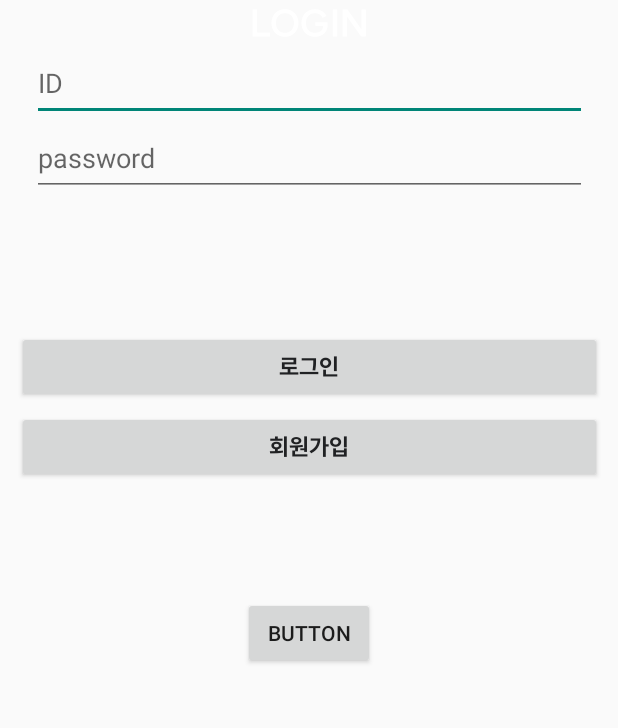
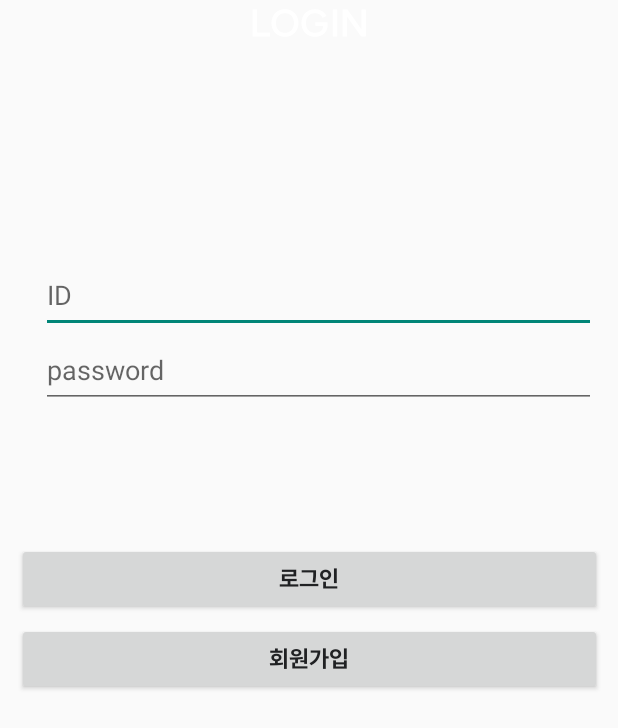
Before and after one commit to HUFS-ICE-22/DevOppa_CLUBBER, an Android app: the screen it shows after launch (Log_in), on a phone screen of 412 x 824 dp. Shown: the top 728 px of the screen. Run offline under Robolectric (Android 15) with nearby library versions, the phone set to English and light mode, and no system bars; our stand-ins replace Firebase (no records; nobody signed in at launch, a user with empty details on screens opened directly); 2 statements that could not run were skipped.

```diff
--- a/app/src/main/res/layout/activity_log_in.xml
+++ b/app/src/main/res/layout/activity_log_in.xml
@@ -42,31 +42,37 @@
 
 
     <!--로그인 화면의 아이디 입력칸-->
+
+
+    <!--로그인 화면의 비밀번호 입력칸-->
     <EditText
         android:id="@+id/editText_email"
         android:layout_width="370dp"
         android:layout_height="50dp"
+        android:layout_marginStart="8dp"
+        android:layout_marginTop="172dp"
+        android:layout_marginEnd="8dp"
         android:hint="ID"
         app:layout_constraintEnd_toEndOf="parent"
+        app:layout_constraintHorizontal_bias="0.756"
         app:layout_constraintStart_toStartOf="parent"
-        app:layout_constraintTop_toBottomOf="@+id/textView" />
+        app:layout_constraintTop_toTopOf="parent" />
 
+    <!--로그인 버튼
+        android:background를 이용하여 모양과 색깔을 버튼에 적용-->
 
-    <!--로그인 화면의 비밀번호 입력칸-->
+    <!--회원가입 버튼-->
     <EditText
         android:id="@+id/editText_Password"
         android:layout_width="370dp"
         android:layout_height="50dp"
         android:hint="password"
         android:inputType="textPassword"
-        app:layout_constraintEnd_toEndOf="parent"
-        app:layout_constraintStart_toStartOf="parent"
+        app:layout_constraintEnd_toEndOf="@+id/editText_email"
+        app:layout_constraintHorizontal_bias="0.756"
+        app:layout_constraintStart_toStartOf="@+id/editText_email"
         app:layout_constraintTop_toBottomOf="@+id/editText_email" />
 
-    <!--로그인 버튼
-        android:background를 이용하여 모양과 색깔을 버튼에 적용-->
-
-    <!--회원가입 버튼-->
     <Button
         android:id="@+id/button_login"
         android:layout_width="0dp"
@@ -94,16 +100,6 @@
         app:layout_constraintStart_toStartOf="@+id/button_login"
         app:layout_constraintTop_toBottomOf="@+id/button_login" />
 
-    <Button
-        android:id="@+id/button"
-        android:layout_width="wrap_content"
-        android:layout_height="wrap_content"
-        android:layout_marginTop="76dp"
-        android:text="Button"
-        app:layout_constraintEnd_toEndOf="parent"
-        app:layout_constraintStart_toStartOf="parent"
-        app:layout_constraintTop_toBottomOf="@+id/button_sign_in" />
-
     <!--비회원으로 메뉴를 이용하고 싶을 때 사용하는 버튼(디버그용)-->
     <!--    <Button-->
     <!--        android:id="@+id/test_button"-->
```
